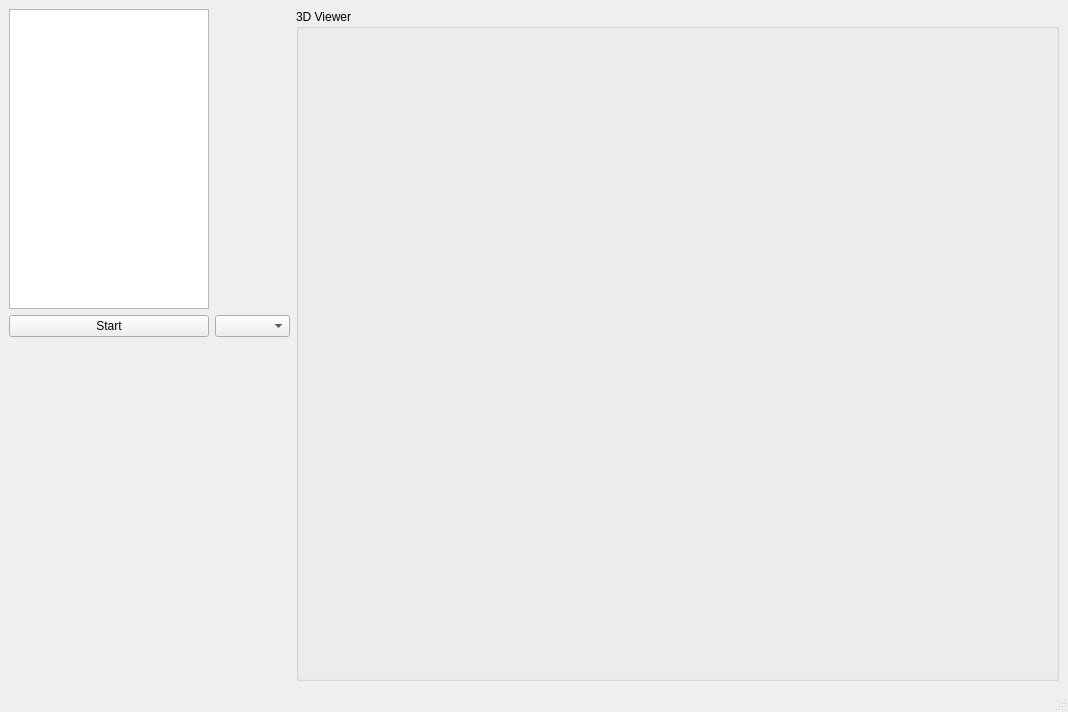
This is Python/ApplicationWindow.ui in thechosenone98/STM32-AI as Qt 5 draws it before an edit. The edited form follows.
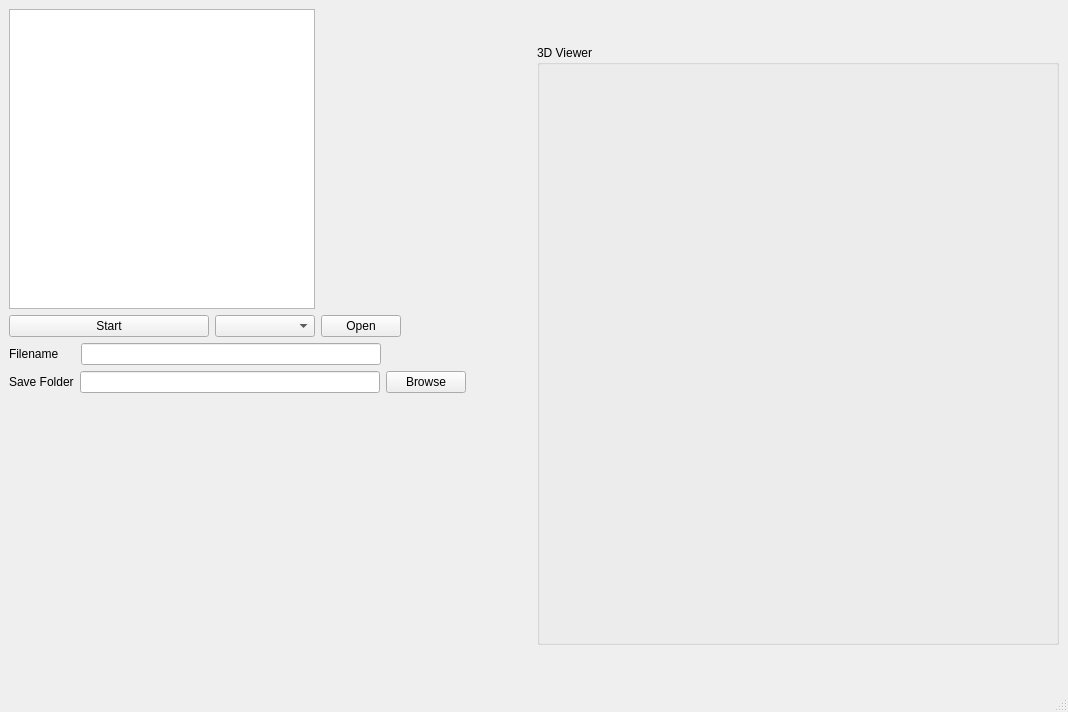
This is the edited form.

```diff
--- a/Python/ApplicationWindow.ui
+++ b/Python/ApplicationWindow.ui
@@ -25,6 +25,12 @@
           <verstretch>0</verstretch>
          </sizepolicy>
         </property>
+        <property name="maximumSize">
+         <size>
+          <width>600</width>
+          <height>600</height>
+         </size>
+        </property>
         <property name="title">
          <string>3D Viewer</string>
         </property>
@@ -52,7 +58,7 @@
           </property>
           <property name="maximumSize">
            <size>
-            <width>200</width>
+            <width>306</width>
             <height>300</height>
            </size>
           </property>
@@ -88,7 +94,7 @@
           <item>
            <widget class="QComboBox" name="cmb_comPort">
             <property name="sizePolicy">
-             <sizepolicy hsizetype="Preferred" vsizetype="Fixed">
+             <sizepolicy hsizetype="MinimumExpanding" vsizetype="Fixed">
               <horstretch>0</horstretch>
               <verstretch>0</verstretch>
              </sizepolicy>
@@ -106,6 +112,104 @@
              </size>
             </property>
            </widget>
+          </item>
+          <item>
+           <widget class="QPushButton" name="btn_togglePort">
+            <property name="text">
+             <string>Open</string>
+            </property>
+           </widget>
+          </item>
+          <item>
+           <spacer name="horizontalSpacer">
+            <property name="orientation">
+             <enum>Qt::Horizontal</enum>
+            </property>
+            <property name="sizeHint" stdset="0">
+             <size>
+              <width>40</width>
+              <height>20</height>
+             </size>
+            </property>
+           </spacer>
+          </item>
+         </layout>
+        </item>
+        <item>
+         <layout class="QHBoxLayout" name="horizontalLayout_3">
+          <item>
+           <widget class="QLabel" name="label">
+            <property name="text">
+             <string>Filename     </string>
+            </property>
+           </widget>
+          </item>
+          <item>
+           <widget class="QLineEdit" name="txb_filename">
+            <property name="minimumSize">
+             <size>
+              <width>300</width>
+              <height>0</height>
+             </size>
+            </property>
+           </widget>
+          </item>
+          <item>
+           <spacer name="horizontalSpacer_2">
+            <property name="orientation">
+             <enum>Qt::Horizontal</enum>
+            </property>
+            <property name="sizeHint" stdset="0">
+             <size>
+              <width>40</width>
+              <height>20</height>
+             </size>
+            </property>
+           </spacer>
+          </item>
+         </layout>
+        </item>
+        <item>
+         <layout class="QHBoxLayout" name="horizontalLayout_4">
+          <item>
+           <widget class="QLabel" name="label_2">
+            <property name="text">
+             <string>Save Folder</string>
+            </property>
+           </widget>
+          </item>
+          <item>
+           <widget class="QLineEdit" name="txb_saveFolder">
+            <property name="minimumSize">
+             <size>
+              <width>300</width>
+              <height>0</height>
+             </size>
+            </property>
+           </widget>
+          </item>
+          <item>
+           <widget class="QPushButton" name="btn_browseFolder">
+            <property name="text">
+             <string>Browse</string>
+            </property>
+           </widget>
+          </item>
+          <item>
+           <spacer name="horizontalSpacer_3">
+            <property name="orientation">
+             <enum>Qt::Horizontal</enum>
+            </property>
+            <property name="sizeType">
+             <enum>QSizePolicy::Expanding</enum>
+            </property>
+            <property name="sizeHint" stdset="0">
+             <size>
+              <width>40</width>
+              <height>20</height>
+             </size>
+            </property>
+           </spacer>
           </item>
          </layout>
         </item>
```
